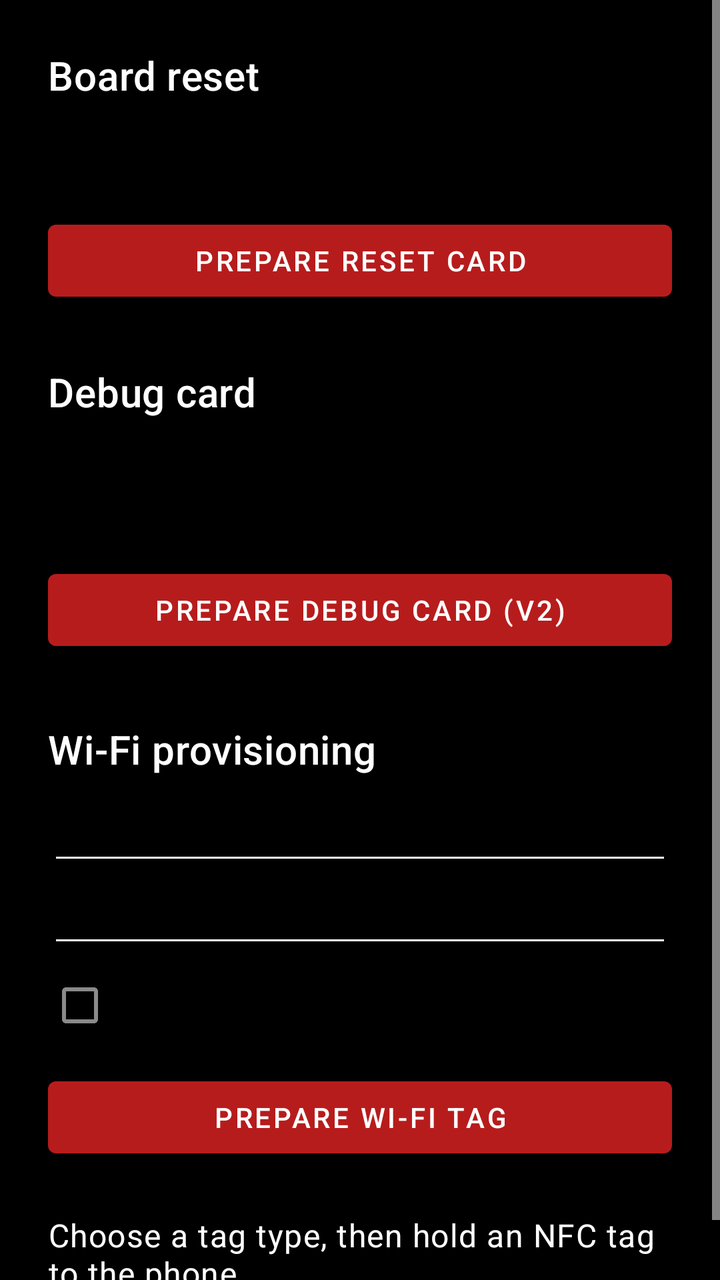
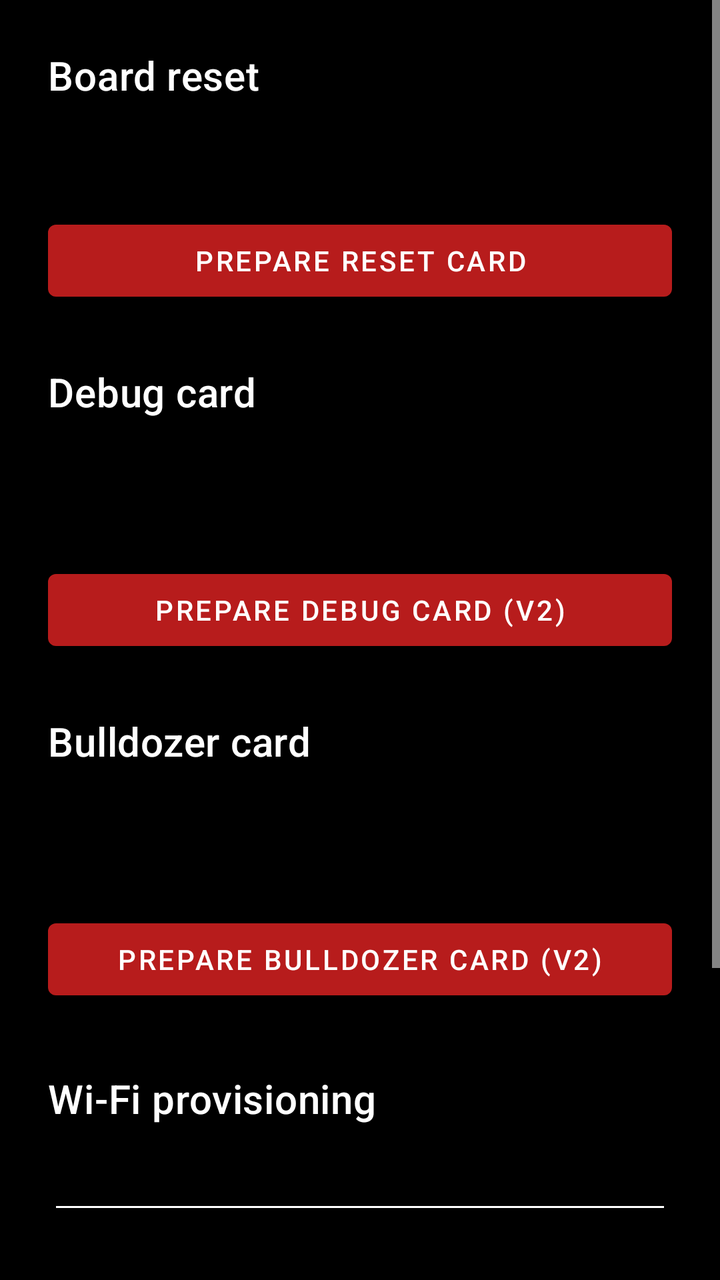

Compare the two renders of this Android layout. The source of the first and the diff that turns it into the second are given below.
<!-- AndroidManifest.xml: application theme Theme.NFCFlasher -->
<!-- res/layout/fragment_provision.xml -->
<?xml version="1.0" encoding="utf-8"?>
<ScrollView xmlns:android="http://schemas.android.com/apk/res/android"
    xmlns:tools="http://schemas.android.com/tools"
    android:layout_width="match_parent"
    android:layout_height="match_parent"
    tools:context=".ui.provision.ProvisionFragment">

    <LinearLayout
        android:layout_width="match_parent"
        android:layout_height="wrap_content"
        android:orientation="vertical"
        android:padding="24dp">

        <TextView
            android:layout_width="match_parent"
            android:layout_height="wrap_content"
            android:text="Board reset"
            android:textAppearance="?attr/textAppearanceHeadline6" />

        <TextView
            android:layout_width="match_parent"
            android:layout_height="wrap_content"
            android:layout_marginTop="8dp"
            android:text="The board requires this card to remain present for two seconds before clearing its building state." />

        <Button
            android:id="@+id/button_prepare_reset"
            android:layout_width="match_parent"
            android:layout_height="wrap_content"
            android:layout_marginTop="12dp"
            android:text="Prepare reset card" />

        <TextView
            android:layout_width="match_parent"
            android:layout_height="wrap_content"
            android:layout_marginTop="28dp"
            android:text="Debug card"
            android:textAppearance="?attr/textAppearanceHeadline6" />

        <TextView
            android:layout_width="match_parent"
            android:layout_height="wrap_content"
            android:layout_marginTop="8dp"
            android:text="Hold this card on a current mainboard for three seconds to start its local ENAK debug access point." />

        <Button
            android:id="@+id/button_prepare_debug"
            android:layout_width="match_parent"
            android:layout_height="wrap_content"
            android:layout_marginTop="12dp"
            android:text="Prepare debug card (v2)" />

        <TextView
            android:layout_width="match_parent"
            android:layout_height="wrap_content"
            android:layout_marginTop="32dp"
            android:text="Wi-Fi provisioning"
            android:textAppearance="?attr/textAppearanceHeadline6" />

        <EditText
            android:id="@+id/edit_text_wifi_ssid"
            android:layout_width="match_parent"
            android:layout_height="wrap_content"
            android:layout_marginTop="8dp"
            android:hint="SSID"
            android:importantForAutofill="no"
            android:inputType="text"
            android:maxLines="1" />

        <EditText
            android:id="@+id/edit_text_wifi_password"
            android:layout_width="match_parent"
            android:layout_height="wrap_content"
            android:hint="Password"
            android:importantForAutofill="no"
            android:inputType="textPassword"
            android:maxLines="1" />

        <CheckBox
            android:id="@+id/check_box_open_network"
            android:layout_width="wrap_content"
            android:layout_height="wrap_content"
            android:text="Open network (no password)" />

        <Button
            android:id="@+id/button_prepare_wifi"
            android:layout_width="match_parent"
            android:layout_height="wrap_content"
            android:layout_marginTop="8dp"
            android:text="Prepare Wi-Fi tag" />

        <TextView
            android:id="@+id/text_view_provision_status"
            android:layout_width="match_parent"
            android:layout_height="wrap_content"
            android:layout_marginTop="24dp"
            android:text="Choose a tag type, then hold an NFC tag to the phone."
            android:textAppearance="?attr/textAppearanceBody1" />

    </LinearLayout>
</ScrollView>
<!-- resources referenced by this layout -->
<resources>
  <style name="Theme.NFCFlasher" parent="Theme.MaterialComponents.DayNight.NoActionBar">
          
          <item name="colorPrimary">@color/dark_red_500</item>
          <item name="colorPrimaryVariant">@color/dark_red_700</item>
          <item name="colorOnPrimary">@color/white</item>
          
          <item name="colorSecondary">@color/dark_red_200</item> 
          <item name="colorOnSecondary">@color/black</item> 
          
          
          <item name="android:colorBackground">@color/black</item>
          <item name="android:windowBackground">@color/black</item>
          <item name="colorSurface">@color/black</item> 
          <item name="colorOnSurface">@color/white</item> 
          <item name="android:textColorPrimary">@color/white</item>
          <item name="android:textColorSecondary">@color/white</item>
  
          
          <item name="android:statusBarColor">?attr/colorPrimaryVariant</item>
          
      </style>
  <color name="dark_red_500">#B71C1C</color>
  <color name="dark_red_700">#870000</color>
  <color name="white">#FFFFFFFF</color>
  <color name="dark_red_200">#F05545</color>
  <color name="black">#FF000000</color>
</resources>

<!-- the commit's change to res/layout/fragment_provision.xml (unified diff, before → after) -->
@@ -53,6 +53,26 @@
         <TextView
             android:layout_width="match_parent"
             android:layout_height="wrap_content"
+            android:layout_marginTop="28dp"
+            android:text="Bulldozer card"
+            android:textAppearance="?attr/textAppearanceHeadline6" />
+
+        <TextView
+            android:layout_width="match_parent"
+            android:layout_height="wrap_content"
+            android:layout_marginTop="8dp"
+            android:text="After scanning this card, present building tags within ten seconds to remove them from the board." />
+
+        <Button
+            android:id="@+id/button_prepare_bulldozer"
+            android:layout_width="match_parent"
+            android:layout_height="wrap_content"
+            android:layout_marginTop="12dp"
+            android:text="Prepare bulldozer card (v2)" />
+
+        <TextView
+            android:layout_width="match_parent"
+            android:layout_height="wrap_content"
             android:layout_marginTop="32dp"
             android:text="Wi-Fi provisioning"
             android:textAppearance="?attr/textAppearanceHeadline6" />
